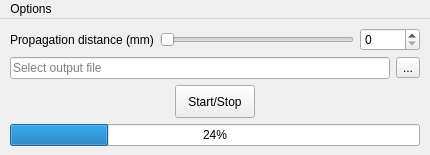
Old version of the form Holovibes/lightui.ui in the repository DigitalHolography/Holovibes.
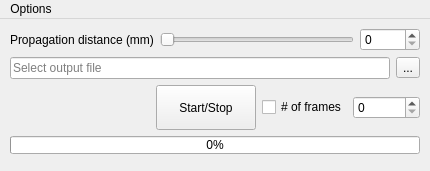
New version of the form. Custom widgets are drawn as their Qt base class.

Commit message: added frame nb record limit

```diff
--- a/Holovibes/lightui.ui
+++ b/Holovibes/lightui.ui
@@ -7,9 +7,15 @@
     <x>0</x>
     <y>0</y>
     <width>430</width>
-    <height>155</height>
+    <height>171</height>
    </rect>
   </property>
+  <property name="sizePolicy">
+   <sizepolicy hsizetype="Preferred" vsizetype="Minimum">
+    <horstretch>0</horstretch>
+    <verstretch>0</verstretch>
+   </sizepolicy>
+  </property>
   <property name="minimumSize">
    <size>
     <width>3</width>
@@ -115,7 +121,16 @@
       </item>
      </layout>
     </item>
-    <item alignment="Qt::AlignHCenter">
+    <item>
+     <layout class="QHBoxLayout" name="horizontalLayout_2">
+      <item>
+       <widget class="QLabel" name="messageLabel">
+        <property name="text">
+         <string/>
+        </property>
+       </widget>
+      </item>
+      <item>
      <widget class="QPushButton" name="startButton">
       <property name="sizePolicy">
        <sizepolicy hsizetype="Maximum" vsizetype="Fixed">
@@ -126,7 +141,7 @@
       <property name="minimumSize">
        <size>
         <width>75</width>
-        <height>25</height>
+          <height>45</height>
        </size>
       </property>
       <property name="maximumSize">
@@ -144,9 +159,35 @@
      </widget>
     </item>
     <item>
+       <layout class="QHBoxLayout" name="horizontalLayout_3">
+        <item>
+         <widget class="QCheckBox" name="frameNbCheckBox">
+          <property name="text">
+           <string># of frames</string>
+          </property>
+         </widget>
+        </item>
+        <item>
+         <widget class="QSpinBox" name="frameNbSpinBox">
+          <property name="maximum">
+           <number>1000000</number>
+          </property>
+         </widget>
+        </item>
+       </layout>
+      </item>
+     </layout>
+    </item>
+    <item>
      <widget class="QProgressBar" name="recordProgressBar">
+      <property name="maximumSize">
+       <size>
+        <width>16777215</width>
+        <height>18</height>
+       </size>
+      </property>
       <property name="value">
-       <number>24</number>
+       <number>0</number>
       </property>
      </widget>
     </item>
```
Left out of the diff: 2 changed lines with no effect on the pictures. Lines whose indentation alone changed are shown as unchanged. The commit also changes 7 other files.
